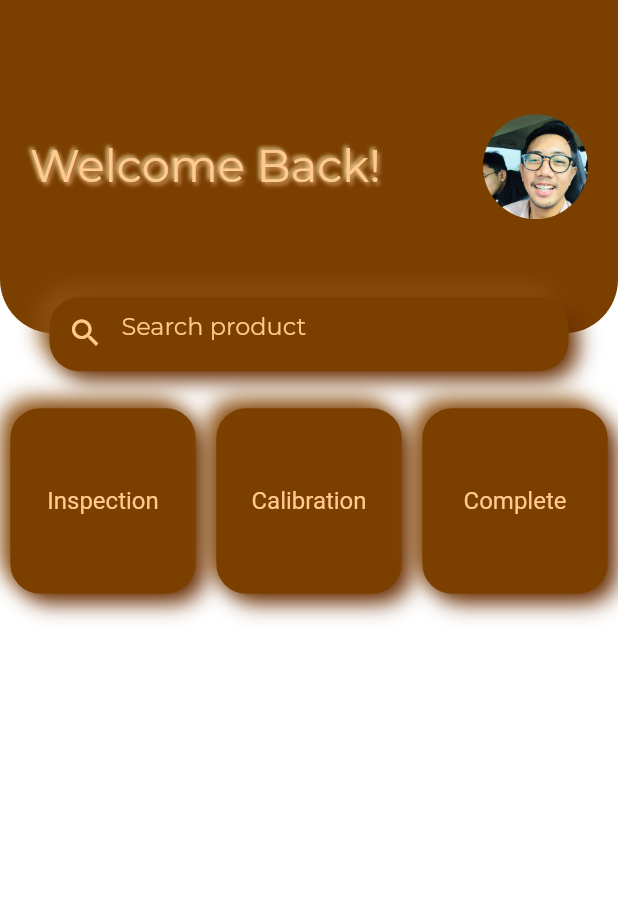
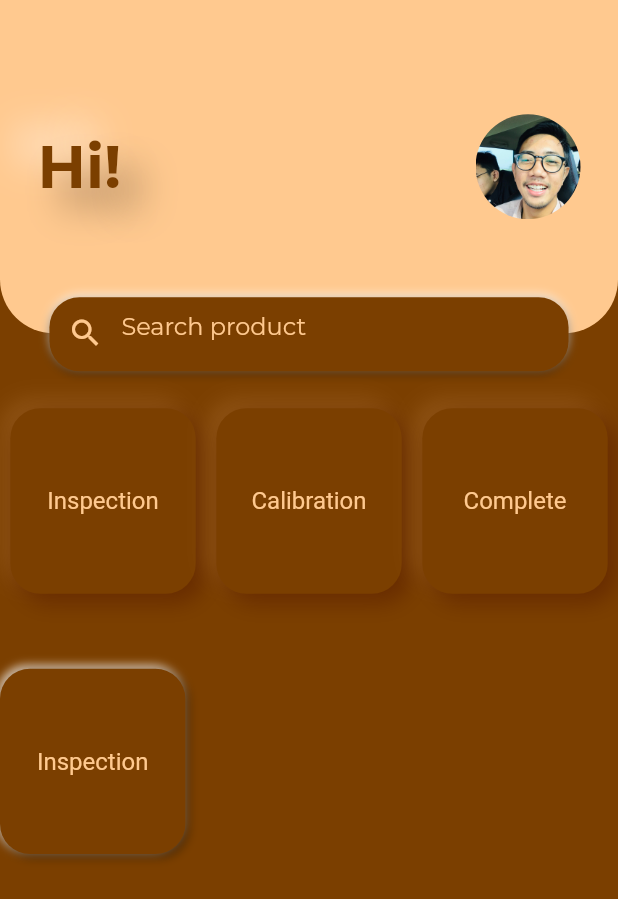
Before and after one commit to latiefM/InstroApp, a Flutter app: the HomePage screen opened by its route, on a phone screen of 412 x 824 dp. Shown: the top 899 px of the screen. Run offline on Flutter 3.47's test engine with Material 2 defaults, Android fonts, the phone set to English and light mode, and no system bars; drawn by our look-alikes of clay_containers, flutter_neumorphic; Roboto replaces fonts that are missing (Montserrat-Bold); statements that could not run were skipped.

Commit message:
change background

```diff
--- a/lib/screen/home/component/body.dart
+++ b/lib/screen/home/component/body.dart
@@ -1,18 +1,18 @@
 import 'package:flutter/material.dart';
 import 'package:instro/screen/home/component/clay_card.dart';
 import 'package:instro/screen/home/component/home_header.dart';
+import 'package:instro/screen/home/component/menu_card.dart';
 
 class Body extends StatelessWidget {
   @override
   Widget build(BuildContext context) {
     return SingleChildScrollView(
+
       child: Column(
         crossAxisAlignment: CrossAxisAlignment.start,
         children: <Widget>[
           HomeHeader(),
-          SizedBox(
-            height: 50,
-          ),
+          SizedBox(height: 50),
           Row(
             mainAxisAlignment: MainAxisAlignment.spaceAround,
             children: [
@@ -27,6 +27,12 @@ class Body extends StatelessWidget {
               ),
             ],
           ),
+          SizedBox(
+            height: 50,
+          ),
+          MenuCard(
+            title: "Inspection",
+          ),
         ],
       ),
     );
--- a/lib/screen/home/component/home_header.dart
+++ b/lib/screen/home/component/home_header.dart
@@ -1,5 +1,6 @@
 import 'package:clay_containers/clay_containers.dart';
 import 'package:flutter/material.dart';
+import 'package:flutter_neumorphic/flutter_neumorphic.dart';
 import 'package:instro/screen/home/component/rounded_profile.dart';
 import 'package:instro/screen/home/component/search_field.dart';
 import 'package:instro/size_config.dart';
@@ -21,21 +22,26 @@ class HomeHeader extends StatelessWidget {
           Container(
             height: size.height * 0.3 - 25,
             decoration: BoxDecoration(
-              color: kPrimaryColor,
+              color: kPrimaryLightColor,
               borderRadius: BorderRadius.only(
                 bottomLeft: Radius.circular(36),
                 bottomRight: Radius.circular(36),
               ),
             ),
             child: Padding(
-              padding: const EdgeInsets.only(left: 20, right: 20),
+              padding: const EdgeInsets.only(left: 25, right: 25),
               child: Row(
                 children: <Widget>[
-                  ClayText(
-                    'Welcome Back!',
-                    color: kPrimaryLightColor,
-                    //emboss: true,
-                    size: 30,
+                  NeumorphicText(
+                    'Hi!',
+                    style: NeumorphicStyle(
+                      color: kPrimaryColor,
+                      depth: 30,
+                    ),
+                    textStyle: NeumorphicTextStyle(
+                      fontSize: 40,
+                      fontWeight: FontWeight.bold,
+                    ),
                   ),
                   Spacer(),
                   RoundedProfile(),
--- /dev/null
+++ b/lib/screen/home/component/menu_card.dart
@@ -0,0 +1,46 @@
+import 'package:flutter/material.dart';
+import 'package:flutter_neumorphic/flutter_neumorphic.dart';
+
+import '../../../constants.dart';
+
+class MenuCard extends StatelessWidget {
+  final String title;
+
+  MenuCard({this.title});
+
+  @override
+  Widget build(BuildContext context) {
+    return Container(
+      // color: kPrimaryColor,
+      height: MediaQuery.of(context).size.height * 0.15,
+      width: MediaQuery.of(context).size.width * 0.30,
+      //borderRadius: 20,
+      child: Neumorphic(
+        style: NeumorphicStyle(
+          color: kPrimaryColor,
+          shape: NeumorphicShape.flat,
+          boxShape: NeumorphicBoxShape.roundRect(BorderRadius.circular(20)),
+        ),
+        child: Padding(
+          padding: EdgeInsets.symmetric(vertical: 10, horizontal: 20),
+          child: Container(
+            child: Column(
+              mainAxisAlignment: MainAxisAlignment.spaceAround,
+              children: [
+                Text(
+                  title,
+                  textAlign: TextAlign.center,
+                  style: TextStyle(
+                    fontFamily: 'Montserrat-Bold',
+                    color: kTextColor,
+                    fontSize: 16,
+                  ),
+                ),
+              ],
+            ),
+          ),
+        ),
+      ),
+    );
+  }
+}
--- a/lib/screen/home/component/search_field.dart
+++ b/lib/screen/home/component/search_field.dart
@@ -1,5 +1,6 @@
 import 'package:flutter/material.dart';
 import 'package:clay_containers/clay_containers.dart';
+import 'package:flutter_neumorphic/flutter_neumorphic.dart';
 import '../../../constants.dart';
 import '../../../size_config.dart';
 
@@ -11,14 +12,17 @@ class SearchField extends StatelessWidget {
   @override
   Widget build(BuildContext context) {
     return Container(
-        margin: EdgeInsets.symmetric(
-          horizontal: getProportionateScreenWidth(30),
-        ),
-        child: ClayContainer(
-          color: kPrimaryColor,
-          height: MediaQuery.of(context).size.height * 0.06,
-          width: MediaQuery.of(context).size.width * 0.80,
-          borderRadius: 20,
+        margin:
+            EdgeInsets.symmetric(horizontal: getProportionateScreenWidth(30)),
+        height: MediaQuery.of(context).size.height * 0.06,
+        width: MediaQuery.of(context).size.width * 0.80,
+        child: Neumorphic(
+          style: NeumorphicStyle(
+            color: kPrimaryColor,
+            shape: NeumorphicShape.flat,
+            boxShape: NeumorphicBoxShape.roundRect(BorderRadius.circular(20)),
+            lightSource: LightSource.top,
+          ),
           child: TextField(
             style: TextStyle(color: kTextColor),
             onChanged: (value) => print(value),
--- a/lib/screen/home/home.dart
+++ b/lib/screen/home/home.dart
@@ -1,4 +1,5 @@
 import 'package:flutter/material.dart';
+import 'package:instro/constants.dart';
 import 'package:instro/screen/home/component/body.dart';
 
 class HomePage extends StatelessWidget {
@@ -6,6 +7,7 @@ class HomePage extends StatelessWidget {
   @override
   Widget build(BuildContext context) {
     return Scaffold(
+      backgroundColor: kPrimaryColor,
       body: Body(),
     );
   }
```
